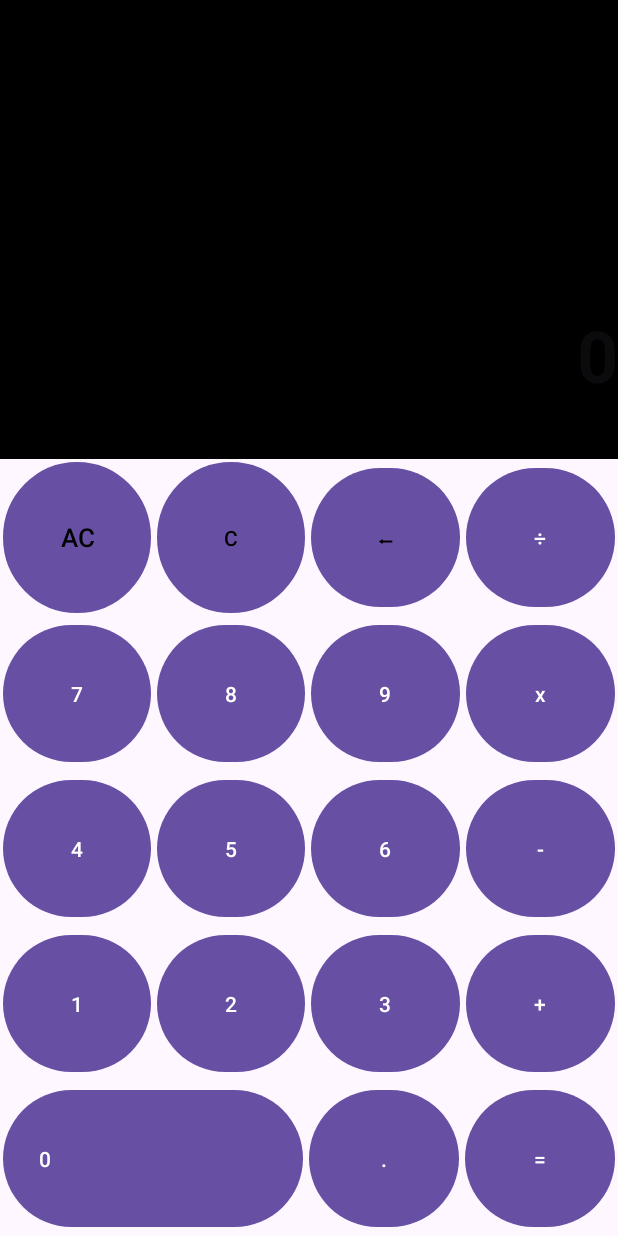
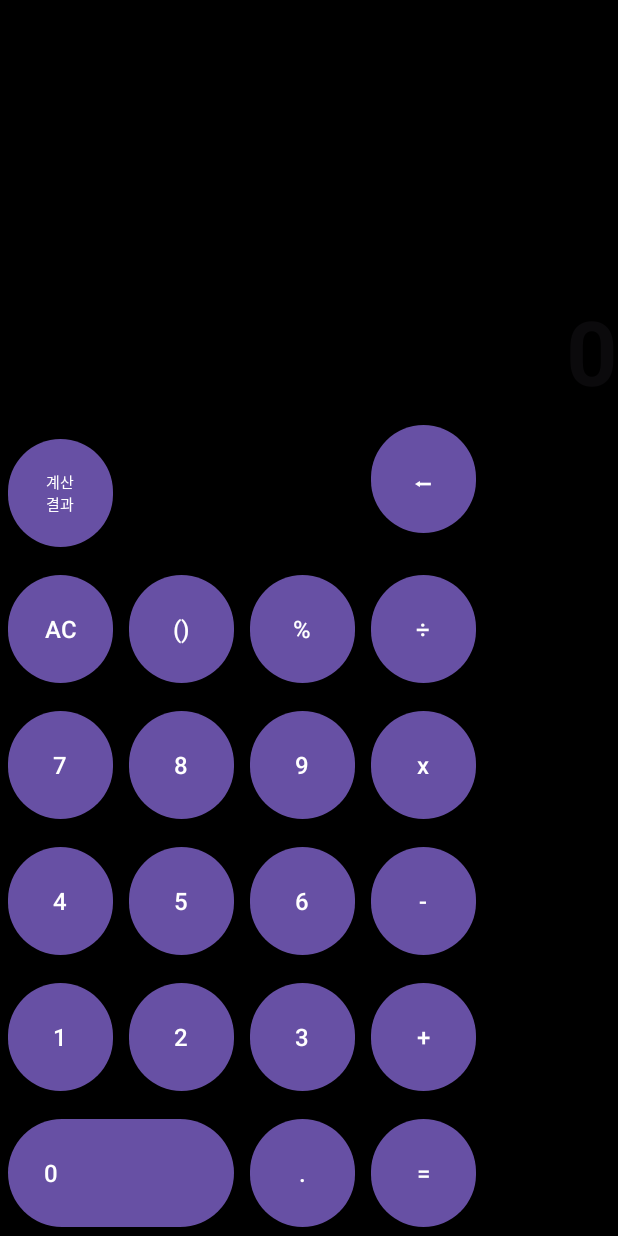
Before and after one commit to sacker419/calculate, an Android app: the screen it shows after launch (MainActivity), on a phone screen of 412 x 824 dp. Run offline under Robolectric (Android 15) with nearby library versions, the phone set to English and light mode, and no system bars; 2 statements that could not run were skipped.

Commit message:
second commit function name ing

```diff
--- a/app/src/main/java/com/example/calculate/MainActivity.kt
+++ b/app/src/main/java/com/example/calculate/MainActivity.kt
@@ -2,10 +2,36 @@ package com.example.calculate
 
 import androidx.appcompat.app.AppCompatActivity
 import android.os.Bundle
+import android.view.View
+import android.widget.Button
+import android.widget.TextView
+import com.example.calculate.databinding.ActivityMainBinding
+import kotlin.math.round
 
 class MainActivity : AppCompatActivity() {
     override fun onCreate(savedInstanceState: Bundle?) {
         super.onCreate(savedInstanceState)
+        val binding = ActivityMainBinding.inflate(layoutInflater)
         setContentView(R.layout.activity_main)
+
+        binding.btnResult.setOnClickListener {
+
+        }
+    }
+
+    fun numClick(num: Int){
+
+    }
+
+    fun operClick(oper: String){
+
+    }
+
+    fun dotClick(){
+
+    }
+
+    fun equalClick(){
+
     }
 }
--- a/app/src/main/res/layout/activity_main.xml
+++ b/app/src/main/res/layout/activity_main.xml
@@ -11,242 +11,227 @@
         android:id="@+id/tvIntput"
         android:layout_width="match_parent"
         android:layout_height="0dp"
-        android:layout_weight="4"
+        android:layout_weight="2"
         android:background="@color/black"
         android:padding="10dp"
-        android:textSize="24sp"
+        android:textSize="60sp"
         android:gravity="end|bottom"/>
 
     <TextView
         android:id="@+id/tvResult"
         android:layout_width="match_parent"
         android:layout_height="0dp"
-        android:layout_weight="2"
+        android:layout_weight="1"
         android:background="@color/black"
-        android:textSize="48sp"
+        android:textSize="60dp"
         android:textStyle="bold"
         android:textColor="@color/white"
         android:hint="0"
-        android:gravity="end"/>
+        android:gravity="end|bottom"/>
 
-    <LinearLayout
+    <GridLayout
         android:layout_width="match_parent"
-        android:layout_height="wrap_content"
-        android:orientation="horizontal"
-        android:layout_weight="1">
-
-        <Button
-            android:layout_margin="2dp"
-            android:id="@+id/btnAllCRL"
-            android:layout_width="0dp"
-            android:layout_height="match_parent"
-            android:layout_weight="1"
-            android:textSize="17dp"
-            android:textColor="@color/black"
-            android:background="@drawable/shape_circle_button_lightgray"
-            android:onClick="ACClick"
-            android:text="AC"/>
-
-        <Button
-            android:layout_margin="2dp"
-            android:id="@+id/btnCRL"
-            android:layout_width="0dp"
-            android:layout_height="match_parent"
-            android:layout_weight="1"
-            android:textColor="@color/black"
-            android:background="@drawable/shape_circle_button_lightgray"
-            android:onClick="ClearClick"
-            android:text="C"/>
-
-        <Button
-            android:layout_margin="2dp"
-            android:id="@+id/btnBack"
-            android:layout_width="0dp"
-            android:layout_height="match_parent"
-            android:layout_weight="1"
-            android:textColor="@color/black"
-            android:onClick="BackClick"
-            android:text="⬅"/>
-
-        <Button
-            android:layout_margin="2dp"
-            android:id="@+id/btnDivide"
-            android:layout_width="0dp"
-            android:layout_height="match_parent"
-            android:layout_weight="1"
-            android:textColor="@color/white"
-            android:onClick="OperClick"
-            android:text="÷"/>
-
-    </LinearLayout>
-
-    <LinearLayout
-        android:layout_width="match_parent"
-        android:layout_height="wrap_content"
-        android:orientation="horizontal"
-        android:layout_weight="1">
-
-        <Button
-            android:layout_margin="2dp"
-            android:id="@+id/btnSeven"
-            android:layout_width="0dp"
-            android:layout_height="match_parent"
-            android:layout_weight="1"
-            android:onClick="numClick"
-            android:text="7"/>
-
-        <Button
-            android:layout_margin="2dp"
-            android:id="@+id/btnEight"
-            android:layout_width="0dp"
-            android:layout_height="match_parent"
-            android:layout_weight="1"
-            android:onClick="numClick"
-            android:text="8"/>
-
-        <Button
-            android:layout_margin="2dp"
-            android:id="@+id/btnNine"
-            android:layout_width="0dp"
-            android:layout_height="match_parent"
-            android:layout_weight="1"
-            android:onClick="numClick"
-            android:text="9"/>
-
-        <Button
-            android:layout_margin="2dp"
-            android:id="@+id/btnMultiply"
-            android:layout_width="0dp"
-            android:layout_height="match_parent"
-            android:layout_weight="1"
-            android:onClick="OperClick"
-            android:text="x"/>
-
-    </LinearLayout>
-
-    <LinearLayout
-        android:layout_width="match_parent"
-        android:layout_height="wrap_content"
-        android:orientation="horizontal"
-        android:layout_weight="1">
-
-        <Button
-            android:layout_margin="2dp"
-            android:id="@+id/btnFour"
-            android:layout_width="0dp"
-            android:layout_height="match_parent"
-            android:layout_weight="1"
-            android:onClick="numClick"
-            android:text="4"/>
-
-        <Button
-            android:layout_margin="2dp"
-            android:id="@+id/btnFive"
-            android:layout_width="0dp"
-            android:layout_height="match_parent"
-            android:layout_weight="1"
-            android:onClick="numClick"
-            android:text="5"/>
-
-        <Button
-            android:layout_margin="2dp"
-            android:id="@+id/btnSix"
-            android:layout_width="0dp"
-            android:layout_height="match_parent"
-            android:layout_weight="1"
-            android:onClick="numClick"
-            android:text="6"/>
-
-        <Button
-            android:layout_margin="2dp"
-            android:id="@+id/btnSubtract"
-            android:layout_width="0dp"
-            android:layout_height="match_parent"
-            android:layout_weight="1"
-            android:onClick="OperClick"
-            android:text="-"/>
-
-    </LinearLayout>
-
-    <LinearLayout
-        android:layout_width="match_parent"
-        android:layout_height="wrap_content"
-        android:orientation="horizontal"
-        android:layout_weight="1">
-
-        <Button
-            android:layout_margin="2dp"
-            android:id="@+id/btnOne"
-            android:layout_width="0dp"
-            android:layout_height="match_parent"
-            android:layout_weight="1"
-            android:onClick="numClick"
-            android:text="1"/>
-
-        <Button
-            android:layout_margin="2dp"
-            android:id="@+id/btnTwo"
-            android:layout_width="0dp"
-            android:layout_height="match_parent"
-            android:layout_weight="1"
-            android:onClick="numClick"
-            android:text="2"/>
-
-        <Button
-            android:layout_margin="2dp"
-            android:id="@+id/btnThree"
-            android:layout_width="0dp"
-            android:layout_height="match_parent"
-            android:layout_weight="1"
-            android:onClick="numClick"
-            android:text="3"/>
-
-        <Button
-            android:layout_margin="2dp"
-            android:id="@+id/btnPlus"
-            android:layout_width="0dp"
-            android:layout_height="match_parent"
-            android:layout_weight="1"
-            android:onClick="OperClick"
-            android:text="+"/>
-
-    </LinearLayout>
-
-    <LinearLayout
-        android:layout_width="match_parent"
-        android:layout_height="wrap_content"
-        android:layout_weight="1"
+        android:layout_height="0dp"
+        android:layout_weight="6"
+        android:background="@color/black"
+        android:columnCount="4"
+        android:rowCount="6"
         android:orientation="horizontal">
 
         <Button
-            android:id="@+id/btnZero"
-            android:layout_width="0dp"
-            android:layout_height="match_parent"
-            android:layout_margin="2dp"
-            android:layout_weight="2"
+            android:id="@+id/btnResult"
+            android:layout_width="70dp"
+            android:layout_height="80dp"
+            android:layout_margin="5dp"
+            android:onClick="resultClick"
+            android:text="계산결과"
+            android:textSize="10dp" />
+
+        <Button
+            android:id="@+id/btnBack"
+            android:layout_width="70dp"
+            android:layout_height="80dp"
+            android:layout_column="3"
+            android:layout_margin="5dp"
+            android:onClick="backClick"
+            android:text="⬅"
+            android:textSize="16dp"/>
+
+        <Button
+            android:id="@+id/btnAC"
+            android:layout_width="70dp"
+            android:layout_height="80dp"
+            android:layout_margin="5dp"
+            android:onClick="AllClear"
+            android:text="AC"
+            android:textSize="16dp"/>
+
+        <Button
+            android:id="@+id/btnBracket"
+            android:layout_width="70dp"
+            android:layout_height="80dp"
+            android:layout_margin="5dp"
+            android:onClick="bracket"
+            android:text="()"
+            android:textSize="16dp"/>
+
+        <Button
+            android:id="@+id/btnPercent"
+            android:layout_width="70dp"
+            android:layout_height="80dp"
+            android:layout_margin="5dp"
+            android:onClick="percent"
+            android:text="%"
+            android:textSize="16dp"/>
+
+        <Button
+            android:id="@+id/btnDevide"
+            android:layout_width="70dp"
+            android:layout_height="80dp"
+            android:layout_margin="5dp"
+            android:onClick="devide"
+            android:text="÷"
+            android:textSize="16dp"/>
+
+        <Button
+            android:id="@+id/btnNum7"
+            android:layout_width="70dp"
+            android:layout_height="80dp"
+            android:layout_margin="5dp"
             android:onClick="numClick"
-            android:gravity="left|center"
-            android:text="0" />
+            android:text="7"
+            android:textSize="16dp"/>
+
+        <Button
+            android:id="@+id/btnNum8"
+            android:layout_width="70dp"
+            android:layout_height="80dp"
+            android:layout_margin="5dp"
+            android:onClick="numClick"
+            android:text="8"
+            android:textSize="16dp"/>
+
+        <Button
+            android:id="@+id/btnNum9"
+            android:layout_width="70dp"
+            android:layout_height="80dp"
+            android:layout_margin="5dp"
+            android:onClick="numClick"
+            android:text="9"
+            android:textSize="16dp"/>
+
+        <Button
+            android:id="@+id/btnMulti"
+            android:layout_width="70dp"
+            android:layout_height="80dp"
+            android:layout_margin="5dp"
+            android:onClick="Mulitply"
+            android:text="x"
+            android:textSize="16dp"/>
+
+        <Button
+            android:id="@+id/btnNum4"
+            android:layout_width="70dp"
+            android:layout_height="80dp"
+            android:layout_margin="5dp"
+            android:onClick="numClick"
+            android:text="4"
+            android:textSize="16dp"/>
+
+        <Button
+            android:id="@+id/btnNum5"
+            android:layout_width="70dp"
+            android:layout_height="80dp"
+            android:layout_margin="5dp"
+            android:onClick="numClick"
+            android:text="5"
+            android:textSize="16dp"/>
+
+        <Button
+            android:id="@+id/btnNum6"
+            android:layout_width="70dp"
+            android:layout_height="80dp"
+            android:layout_margin="5dp"
+            android:onClick="numClick"
+            android:text="6"
+            android:textSize="16dp"/>
+
+        <Button
+            android:id="@+id/btnMinus"
+            android:layout_width="70dp"
+            android:layout_height="80dp"
+            android:layout_margin="5dp"
+            android:onClick="minus"
+            android:text="-"
+            android:textSize="16dp"/>
+
+        <Button
+            android:id="@+id/btnNum1"
+            android:layout_width="70dp"
+            android:layout_height="80dp"
+            android:layout_margin="5dp"
+            android:onClick="numClick"
+            android:text="1"
+            android:textSize="16dp"/>
+
+        <Button
+            android:id="@+id/btnNum2"
+            android:layout_width="70dp"
+            android:layout_height="80dp"
+            android:layout_margin="5dp"
+            android:onClick="numClick"
+            android:text="2"
+            android:textSize="16dp"/>
+
+        <Button
+            android:id="@+id/btnNum3"
+            android:layout_width="70dp"
+            android:layout_height="80dp"
+            android:layout_margin="5dp"
+            android:onClick="numClick"
+            android:text="3"
+            android:textSize="16dp"/>
+
+        <Button
+            android:id="@+id/btnPLus"
+            android:layout_width="70dp"
+            android:layout_height="80dp"
+            android:layout_margin="5dp"
+            android:onClick="plus"
+            android:text="+"
+            android:textSize="16dp"/>
+
+        <Button
+            android:id="@+id/btnNum0"
+            android:layout_width="70dp"
+            android:layout_height="80dp"
+            android:layout_columnSpan="2"
+            android:layout_gravity="fill_horizontal"
+            android:layout_margin="5dp"
+            android:gravity="center_vertical"
+            android:onClick="numClick"
+            android:text="0"
+            android:textSize="16dp"/>
 
         <Button
             android:id="@+id/btnDot"
-            android:layout_width="0dp"
-            android:layout_height="match_parent"
-            android:layout_margin="2dp"
-            android:layout_weight="1"
-            android:onClick="DotClick"
-            android:text="." />
+            android:layout_width="70dp"
+            android:layout_height="80dp"
+            android:layout_margin="5dp"
+            android:onClick="dot"
+            android:text="."
+            android:textSize="16dp"/>
 
         <Button
             android:id="@+id/btnEqual"
-            android:layout_width="0dp"
-            android:layout_height="match_parent"
-            android:layout_margin="2dp"
-            android:layout_weight="1"
-            android:onClick="EqualClick"
-            android:text="=" />
-
-    </LinearLayout>
+            android:layout_width="70dp"
+            android:layout_height="80dp"
+            android:layout_margin="5dp"
+            android:onClick="equal"
+            android:text="="
+            android:textSize="16dp"/>
 
 
+    </GridLayout>
+
 </LinearLayout>
```
